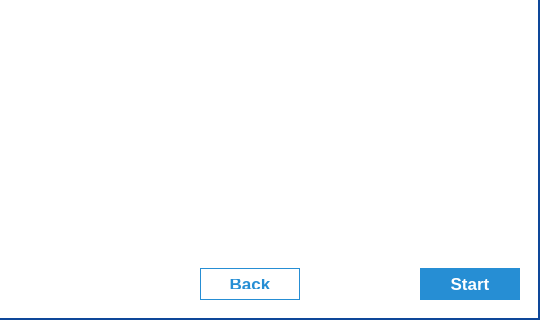
Before: the Qt Designer form parsec/core/gui/forms/starting_guide_dialog.ui in Scille/parsec-cloud, drawn with Qt 5; both pictures show x 292 to 832 and y 280 to 600 of the 832 by 600 pixel window.
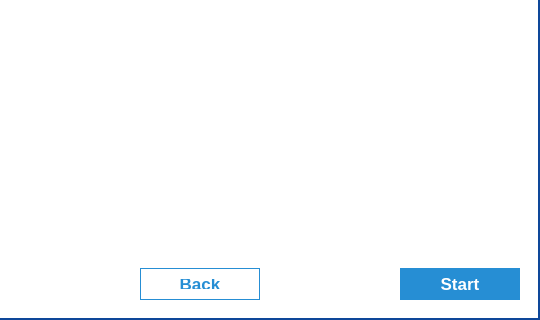
After: the same form once the commit is applied. Icons and pictures are not drawn. Custom widgets are drawn as their Qt base class.

Commit message: [GUI] Fix display of starting guide in French and updated translations

What changed in the file:
```diff
--- a/parsec/core/gui/forms/starting_guide_dialog.ui
+++ b/parsec/core/gui/forms/starting_guide_dialog.ui
@@ -331,13 +331,13 @@
       <widget class="QPushButton" name="button_previous">
        <property name="minimumSize">
         <size>
-         <width>100</width>
+         <width>120</width>
          <height>32</height>
         </size>
        </property>
        <property name="maximumSize">
         <size>
-         <width>100</width>
+         <width>120</width>
          <height>16777215</height>
         </size>
        </property>
@@ -370,13 +370,13 @@
       <widget class="QPushButton" name="button_placeholder">
        <property name="minimumSize">
         <size>
-         <width>100</width>
+         <width>120</width>
          <height>32</height>
         </size>
        </property>
        <property name="maximumSize">
         <size>
-         <width>100</width>
+         <width>120</width>
          <height>32</height>
         </size>
        </property>
@@ -404,13 +404,13 @@
        </property>
        <property name="minimumSize">
         <size>
-         <width>100</width>
+         <width>120</width>
          <height>32</height>
         </size>
        </property>
        <property name="maximumSize">
         <size>
-         <width>100</width>
+         <width>120</width>
          <height>16777215</height>
         </size>
        </property>
```
The commit also changes 5 other files.
